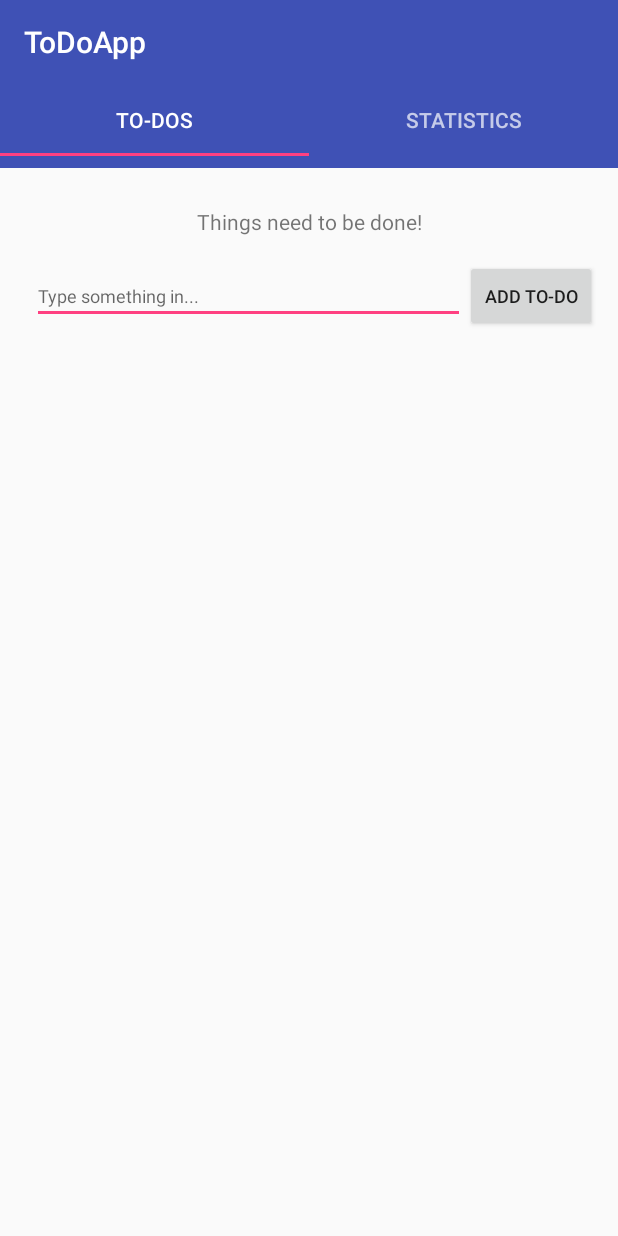
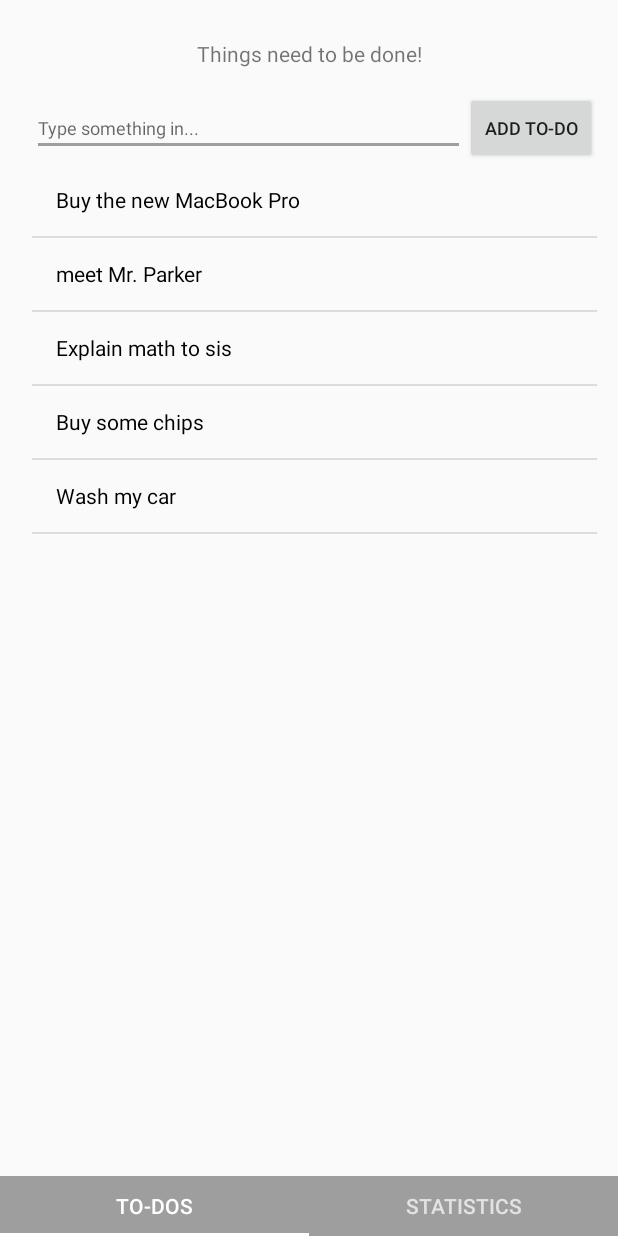
Before and after one commit to tran1013/ToDo-Android-Prototype, an Android app: the screen it shows after launch (MainActivity), on a phone screen of 412 x 824 dp. Run offline under Robolectric (Android 15) with nearby library versions, the phone set to English and light mode, and no system bars; libraries missing offline, so code that uses them is left out: com.github.mikephil.charting; 1 statement that could not run was skipped.

```diff
--- a/app/src/main/AndroidManifest.xml
+++ b/app/src/main/AndroidManifest.xml
@@ -8,7 +8,7 @@
         android:label="@string/app_name"
         android:supportsRtl="true"
         android:theme="@style/AppTheme">
-        <activity android:name=".View.MainActivity">
+        <activity android:name=".View.MainActivity" android:screenOrientation="portrait" android:windowSoftInputMode="stateHidden">
             <intent-filter>
                 <action android:name="android.intent.action.MAIN" />
 
--- a/app/src/main/java/com/example/duc/todoapp/Fragment/StatisticsFragment.java
+++ b/app/src/main/java/com/example/duc/todoapp/Fragment/StatisticsFragment.java
@@ -8,6 +8,7 @@ import android.view.View;
 import android.view.ViewGroup;
 
 import com.example.duc.todoapp.R;
+import com.github.mikephil.charting.charts.*;
 
 /**
  * Created by Duc on 19/10/16.
@@ -17,6 +18,35 @@ public class StatisticsFragment extends Fragment {
     @Nullable
     @Override
     public View onCreateView(LayoutInflater inflater, ViewGroup container, Bundle savedInstanceState) {
-        return inflater.inflate(R.layout.activity_statistics, container, false);
+        View view = inflater.inflate(R.layout.fragment_statistics, container, false);
+
+        //PieChart chart = (PieChart) view.findViewById(R.id.piechart);
+/*
+        ArrayList<Entry> entries = new ArrayList<>();
+        entries.add(new Entry(4f, 0));
+        entries.add(new Entry(8f, 1));
+        entries.add(new Entry(6f, 2));
+        entries.add(new Entry(12f, 3));
+        entries.add(new Entry(18f, 4));
+        entries.add(new Entry(9f, 5));
+
+        PieDataSet dataset = new PieDataSet(entries, "# of Calls");
+
+        ArrayList<String> labels = new ArrayList<String>();
+        labels.add("January");
+        labels.add("February");
+        labels.add("March");
+        labels.add("April");
+        labels.add("May");
+        labels.add("June");
+
+        PieData data = new PieData(labels, dataset);
+        dataset.setColors(ColorTemplate.COLORFUL_COLORS); //
+        //chart.setDescription("Description");
+        chart.setData(data);
+
+        chart.animateY(5000);*/
+
+        return view;
     }
 }
--- a/app/src/main/java/com/example/duc/todoapp/Fragment/ToDoListFragment.java
+++ b/app/src/main/java/com/example/duc/todoapp/Fragment/ToDoListFragment.java
@@ -4,8 +4,11 @@ import android.support.v4.app.Fragment;
 import android.os.Bundle;
 import android.support.annotation.Nullable;
 import android.view.LayoutInflater;
+import android.view.MenuItem;
 import android.view.View;
 import android.view.ViewGroup;
+import android.widget.ArrayAdapter;
+import android.widget.ListView;
 
 import com.example.duc.todoapp.R;
 
@@ -15,9 +18,20 @@ import com.example.duc.todoapp.R;
 
 public class ToDoListFragment extends Fragment {
 
+    String[] values = new String[] { "Buy the new MacBook Pro", "meet Mr. Parker", "Explain math to sis", "Buy some chips", "Wash my car"
+    };
+
     @Nullable
     @Override
     public View onCreateView(LayoutInflater inflater, ViewGroup container, Bundle savedInstanceState) {
-        return inflater.inflate(R.layout.activity_todolist, container, false);
+        View view = inflater.inflate(R.layout.fragment_todolist, container, false);
+
+        ListView listView = (ListView) view.findViewById(R.id.toDoListView);
+
+        listView.setAdapter(new ArrayAdapter<String>(getContext().getApplicationContext(), R.layout.listrow, values));
+
+
+        return view;
     }
+
 }
--- a/app/src/main/java/com/example/duc/todoapp/View/MainActivity.java
+++ b/app/src/main/java/com/example/duc/todoapp/View/MainActivity.java
@@ -1,11 +1,11 @@
 package com.example.duc.todoapp.View;
 
 
+import android.graphics.Color;
 import android.support.design.widget.TabLayout;
 import android.support.v4.view.ViewPager;
 import android.support.v7.app.AppCompatActivity;
 import android.os.Bundle;
-import android.support.v7.widget.Toolbar;
 
 import com.example.duc.todoapp.Service.Pager;
 import com.example.duc.todoapp.R;
@@ -22,8 +22,6 @@ public class MainActivity extends AppCompatActivity implements TabLayout.OnTabSe
         super.onCreate(savedInstanceState);
         setContentView(R.layout.activity_main);
 
-        Toolbar toolbar = (Toolbar) findViewById(R.id.toolbar);
-        setSupportActionBar(toolbar);
 
         tabLayout = (TabLayout) findViewById(R.id.tabLayout);
 
@@ -36,12 +34,12 @@ public class MainActivity extends AppCompatActivity implements TabLayout.OnTabSe
         Pager adapter = new Pager(getSupportFragmentManager(), tabLayout.getTabCount());
 
         viewPager.setAdapter(adapter);
-
-        tabLayout.setOnTabSelectedListener(this);
+        tabLayout.addOnTabSelectedListener(this);
     }
 
     @Override
     public void onTabSelected(TabLayout.Tab tab) {
+
         viewPager.setCurrentItem(tab.getPosition());
     }
 
--- a/app/src/main/res/layout/activity_main.xml
+++ b/app/src/main/res/layout/activity_main.xml
@@ -1,36 +1,25 @@
-<LinearLayout
+<LinearLayout xmlns:app="http://schemas.android.com/apk/res-auto"
     android:id="@+id/main_layout"
     android:orientation="vertical"
     xmlns:android="http://schemas.android.com/apk/res/android"
-    xmlns:app="http://schemas.android.com/apk/res-auto"
     xmlns:tools="http://schemas.android.com/tools"
     android:layout_width="match_parent"
     android:layout_height="match_parent"
     tools:context=".View.MainActivity">
 
-    <!-- our toolbar -->
-    <android.support.v7.widget.Toolbar
-        android:id="@+id/toolbar"
+    <android.support.v4.view.ViewPager
+        android:id="@+id/pager"
         android:layout_width="match_parent"
-        android:layout_height="wrap_content"
-        android:background="?attr/colorPrimary"
-        android:minHeight="?attr/actionBarSize"
-        android:theme="@style/ThemeOverlay.AppCompat.Dark.ActionBar"
-        app:popupTheme="@style/ThemeOverlay.AppCompat.Light"/>
+        android:layout_height="0dp"
+        android:layout_weight="1"
+        />
 
-    <!-- our tablayout to display tabs  -->
     <android.support.design.widget.TabLayout
         android:id="@+id/tabLayout"
         android:layout_width="match_parent"
-        android:layout_height="wrap_content"
-        android:background="?attr/colorPrimary"
-        android:minHeight="?attr/actionBarSize"
-        android:theme="@style/ThemeOverlay.AppCompat.Dark.ActionBar"/>
-
-    <!-- View pager to swipe views -->
-    <android.support.v4.view.ViewPager
-        android:id="@+id/pager"
-        android:layout_width="match_parent"
-        android:layout_height="fill_parent"/>
+        android:layout_height="40dp"
+        android:background="#9E9E9E"
+        android:theme="@style/ThemeOverlay.AppCompat.Dark.ActionBar"
+        app:tabIndicatorColor="@android:color/white" />
 
 </LinearLayout>
--- a/app/src/main/res/layout/activity_todolist.xml
+++ b/app/src/main/res/layout/fragment_todolist.xml
@@ -36,7 +36,8 @@
         android:layout_alignParentStart="true"
         android:layout_marginStart="21dp"
         android:layout_toStartOf="@+id/addBtn"
-        android:hint="@string/editTextHint" />
+        android:hint="@string/editTextHint"
+        android:backgroundTint="#9E9E9E"/>
 
     <ListView
         android:layout_width="match_parent"
--- /dev/null
+++ b/app/src/main/res/layout/listrow.xml
@@ -0,0 +1,12 @@
+<?xml version="1.0" encoding="utf-8"?>
+<TextView xmlns:android="http://schemas.android.com/apk/res/android"
+    android:id="@android:id/text1"
+    android:layout_width="match_parent"
+    android:layout_height="wrap_content"
+    android:textAppearance="?android:attr/textAppearanceListItemSmall"
+    android:gravity="center_vertical"
+    android:paddingStart="?android:attr/listPreferredItemPaddingStart"
+    android:paddingEnd="?android:attr/listPreferredItemPaddingEnd"
+    android:minHeight="?android:attr/listPreferredItemHeightSmall"
+    android:textColor="@android:color/black"
+    android:textSize="14sp" />
```
Also changed, not shown: app/src/main/res/layout/activity_statistics.xml (deleted, +0 -13 lines), app/src/main/res/layout/fragment_statistics.xml (added, +65 -0 lines).
